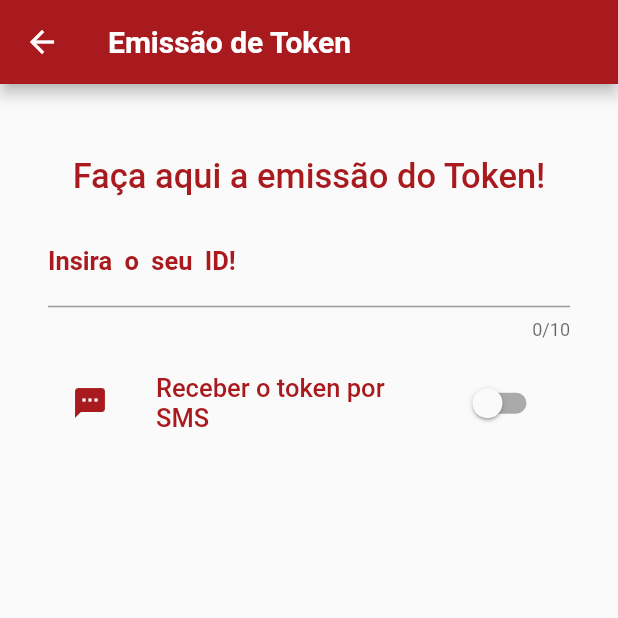
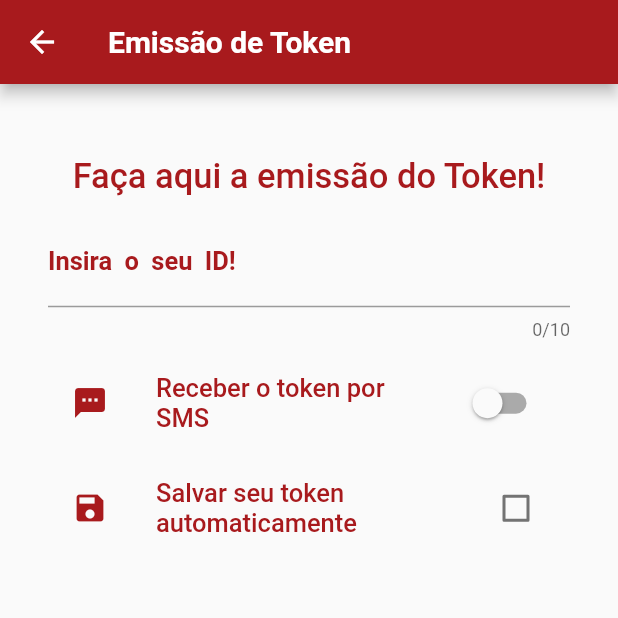
Before and after one commit to GuiQRSM/-Alcool-ou-Gasolina-, a Flutter app: the TokenFrame screen opened directly, on a phone screen of 412 x 824 dp, the top half of it. Run offline on Flutter 3.47's test engine with Material 2 defaults, Android fonts, the phone set to English and light mode, and no system bars.

Commit message:
Implement in Scaffold() which is returned by the stfu structure of 'TokenFrame' inside the attribute 'children: <Widget>[]' of class Column() a class Padding() that receives a class CheckboxListTile().

```diff
--- a/lib/Token_Frame.dart
+++ b/lib/Token_Frame.dart
@@ -12,6 +12,7 @@ class _TokenFrameState extends State<TokenFrame> {
 
   var primeColor = Color.fromARGB(255, 168, 26, 29);
   var _activeSwi = false;
+  var _checkActive = false;
 
   @override
   Widget build(BuildContext context) {
@@ -84,7 +85,28 @@ class _TokenFrameState extends State<TokenFrame> {
                       });
                     },
                 ),
-              )
+              ),
+              Padding(
+                  padding: EdgeInsets.only(top: 14),
+                child: CheckboxListTile(
+                    value: _checkActive,
+                    title: Text(
+                        "Salvar seu token automaticamente",
+                      style: TextStyle(
+                          fontSize: 17,
+                          fontWeight: FontWeight.w500,
+                          color: primeColor
+                      ),
+                    ),
+                    activeColor: primeColor,
+                    secondary: Icon(Icons.save,
+                    color: primeColor,),
+                    onChanged: (bool? active2){
+                      setState(() {
+                        _checkActive = active2!;
+                      });
+                    }),
+              ),
             ],
           ),
         ),
```
